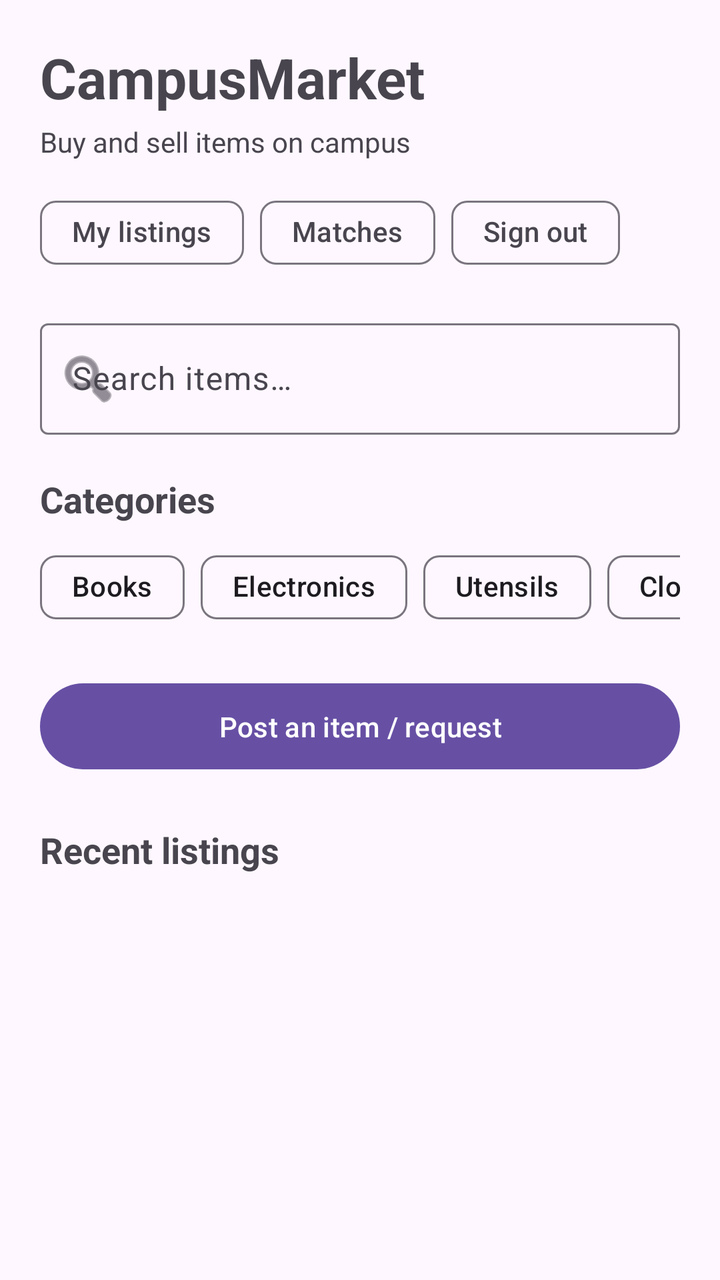
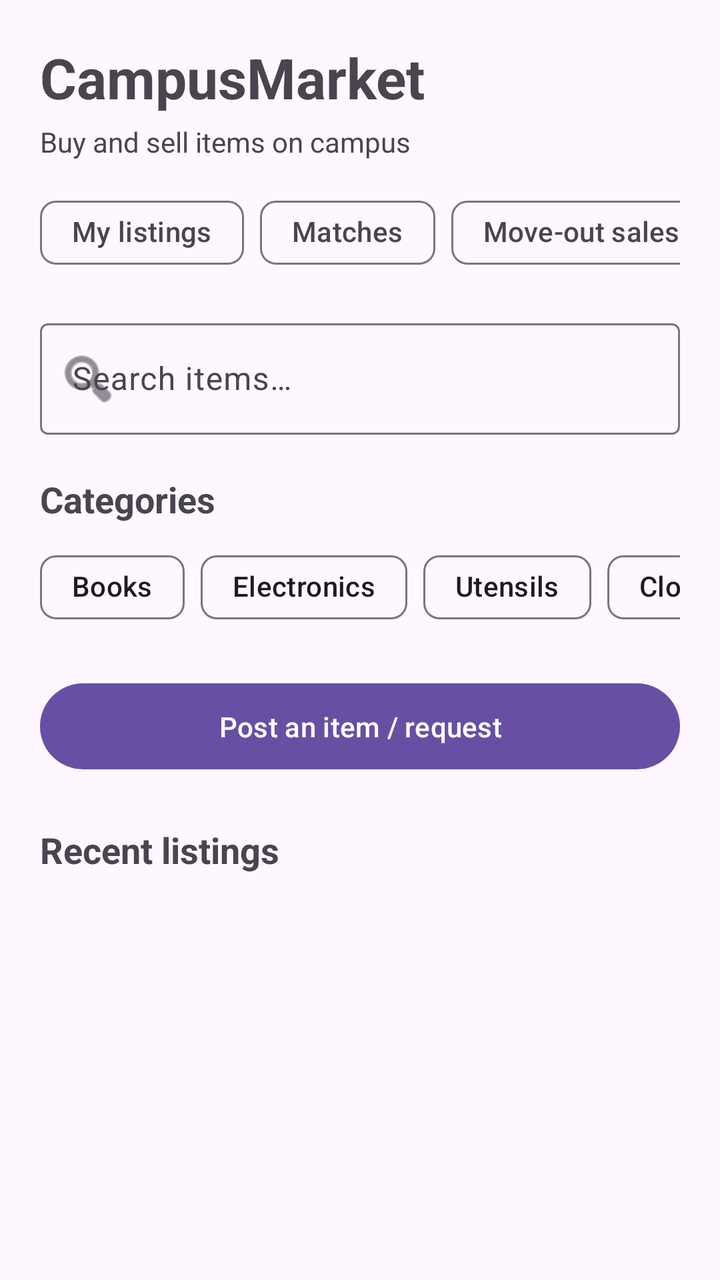

Compare the two renders of this Android layout. The source of the first and the diff that turns it into the second are given below.
<!-- AndroidManifest.xml: application theme Theme.CampusMarket -->
<!-- res/layout/activity_main.xml -->
<?xml version="1.0" encoding="utf-8"?>
<ScrollView xmlns:android="http://schemas.android.com/apk/res/android"
    xmlns:app="http://schemas.android.com/apk/res-auto"
    android:id="@+id/main"
    android:layout_width="match_parent"
    android:layout_height="match_parent"
    android:fillViewport="true">

    <LinearLayout
        android:layout_width="match_parent"
        android:layout_height="wrap_content"
        android:orientation="vertical"
        android:padding="20dp">

        
        <TextView
            android:id="@+id/appTitle"
            android:layout_width="wrap_content"
            android:layout_height="wrap_content"
            android:text="@string/main_title"
            android:textSize="28sp"
            android:textStyle="bold" />

        <TextView
            android:layout_width="wrap_content"
            android:layout_height="wrap_content"
            android:layout_marginTop="4dp"
            android:text="@string/main_tagline"
            android:textSize="14sp" />

        
        <HorizontalScrollView
            android:layout_width="match_parent"
            android:layout_height="wrap_content"
            android:layout_marginTop="12dp"
            android:scrollbars="none">

            <com.google.android.material.chip.ChipGroup
                android:layout_width="wrap_content"
                android:layout_height="wrap_content"
                app:singleLine="true">

                <com.google.android.material.chip.Chip
                    android:id="@+id/btnMyListings"
                    style="@style/Widget.Material3.Chip.Suggestion"
                    android:layout_width="wrap_content"
                    android:layout_height="wrap_content"
                    android:text="@string/main_my_listings" />

                <com.google.android.material.chip.Chip
                    android:id="@+id/btnMatches"
                    style="@style/Widget.Material3.Chip.Suggestion"
                    android:layout_width="wrap_content"
                    android:layout_height="wrap_content"
                    android:text="@string/main_matches" />

                <com.google.android.material.chip.Chip
                    android:id="@+id/btnSignOut"
                    style="@style/Widget.Material3.Chip.Suggestion"
                    android:layout_width="wrap_content"
                    android:layout_height="wrap_content"
                    android:text="@string/main_sign_out" />
            </com.google.android.material.chip.ChipGroup>
        </HorizontalScrollView>

        
        <com.google.android.material.textfield.TextInputLayout
            style="@style/Widget.Material3.TextInputLayout.OutlinedBox"
            android:layout_width="match_parent"
            android:layout_height="wrap_content"
            android:layout_marginTop="16dp"
            android:hint="@string/main_search_hint"
            app:endIconMode="clear_text"
            app:startIconDrawable="@android:drawable/ic_menu_search">

            <com.google.android.material.textfield.TextInputEditText
                android:id="@+id/searchInput"
                android:layout_width="match_parent"
                android:layout_height="wrap_content"
                android:imeOptions="actionSearch"
                android:inputType="text"
                android:maxLines="1" />
        </com.google.android.material.textfield.TextInputLayout>

        
        <TextView
            android:layout_width="wrap_content"
            android:layout_height="wrap_content"
            android:layout_marginTop="20dp"
            android:text="@string/main_categories"
            android:textSize="18sp"
            android:textStyle="bold" />

        <HorizontalScrollView
            android:layout_width="match_parent"
            android:layout_height="wrap_content"
            android:layout_marginTop="8dp"
            android:scrollbars="none">

            <com.google.android.material.chip.ChipGroup
                android:layout_width="wrap_content"
                android:layout_height="wrap_content"
                app:singleLine="true">

                <com.google.android.material.chip.Chip
                    android:id="@+id/btnBooks"
                    style="@style/Widget.Material3.Chip.Assist"
                    android:layout_width="wrap_content"
                    android:layout_height="wrap_content"
                    android:text="Books" />

                <com.google.android.material.chip.Chip
                    android:id="@+id/btnElectronics"
                    style="@style/Widget.Material3.Chip.Assist"
                    android:layout_width="wrap_content"
                    android:layout_height="wrap_content"
                    android:text="Electronics" />

                <com.google.android.material.chip.Chip
                    android:id="@+id/btnUtensils"
                    style="@style/Widget.Material3.Chip.Assist"
                    android:layout_width="wrap_content"
                    android:layout_height="wrap_content"
                    android:text="Utensils" />

                <com.google.android.material.chip.Chip
                    android:id="@+id/btnClothes"
                    style="@style/Widget.Material3.Chip.Assist"
                    android:layout_width="wrap_content"
                    android:layout_height="wrap_content"
                    android:text="Clothes" />
            </com.google.android.material.chip.ChipGroup>
        </HorizontalScrollView>

        
        <com.google.android.material.button.MaterialButton
            android:id="@+id/btnSell"
            android:layout_width="match_parent"
            android:layout_height="wrap_content"
            android:layout_marginTop="20dp"
            android:padding="12dp"
            android:text="@string/main_sell" />

        
        <TextView
            android:layout_width="wrap_content"
            android:layout_height="wrap_content"
            android:layout_marginTop="24dp"
            android:text="@string/main_recent"
            android:textSize="18sp"
            android:textStyle="bold" />

        <androidx.recyclerview.widget.RecyclerView
            android:id="@+id/recyclerViewProducts"
            android:layout_width="match_parent"
            android:layout_height="wrap_content"
            android:layout_marginTop="12dp"
            android:nestedScrollingEnabled="false" />

        
        <TextView
            android:id="@+id/textEmptyState"
            android:layout_width="match_parent"
            android:layout_height="wrap_content"
            android:layout_marginTop="24dp"
            android:layout_marginBottom="24dp"
            android:gravity="center"
            android:text="@string/main_empty"
            android:textSize="14sp"
            android:visibility="gone" />

    </LinearLayout>
</ScrollView>
<!-- resources referenced by this layout -->
<resources>
  <string name="main_categories">Categories</string>
  <string name="main_empty">No items found.</string>
  <string name="main_matches">Matches</string>
  <string name="main_my_listings">My listings</string>
  <string name="main_recent">Recent listings</string>
  <string name="main_search_hint">Search items…</string>
  <string name="main_sell">Post an item / request</string>
  <string name="main_sign_out">Sign out</string>
  <string name="main_tagline">Buy and sell items on campus</string>
  <string name="main_title">CampusMarket</string>
  <style name="Theme.CampusMarket" parent="Base.Theme.CampusMarket" />
  <style name="Base.Theme.CampusMarket" parent="Theme.Material3.DayNight.NoActionBar">
          
          
      </style>
</resources>

<!-- the commit's change to res/layout/activity_main.xml (unified diff, before → after) -->
@@ -53,6 +53,20 @@
                     android:layout_width="wrap_content"
                     android:layout_height="wrap_content"
                     android:text="@string/main_matches" />
+
+                <com.google.android.material.chip.Chip
+                    android:id="@+id/btnBundles"
+                    style="@style/Widget.Material3.Chip.Suggestion"
+                    android:layout_width="wrap_content"
+                    android:layout_height="wrap_content"
+                    android:text="@string/main_bundles" />
+
+                <com.google.android.material.chip.Chip
+                    android:id="@+id/btnBlocked"
+                    style="@style/Widget.Material3.Chip.Suggestion"
+                    android:layout_width="wrap_content"
+                    android:layout_height="wrap_content"
+                    android:text="@string/main_blocked" />
 
                 <com.google.android.material.chip.Chip
                     android:id="@+id/btnSignOut"
<!-- resource entries referenced after the edit -->
@@ -1,5 +1,7 @@
 <!-- resources referenced by this layout -->
 <resources>
+  <string name="main_blocked">Blocked sellers</string>
+  <string name="main_bundles">Move-out sales</string>
   <string name="main_categories">Categories</string>
   <string name="main_empty">No items found.</string>
   <string name="main_matches">Matches</string>
